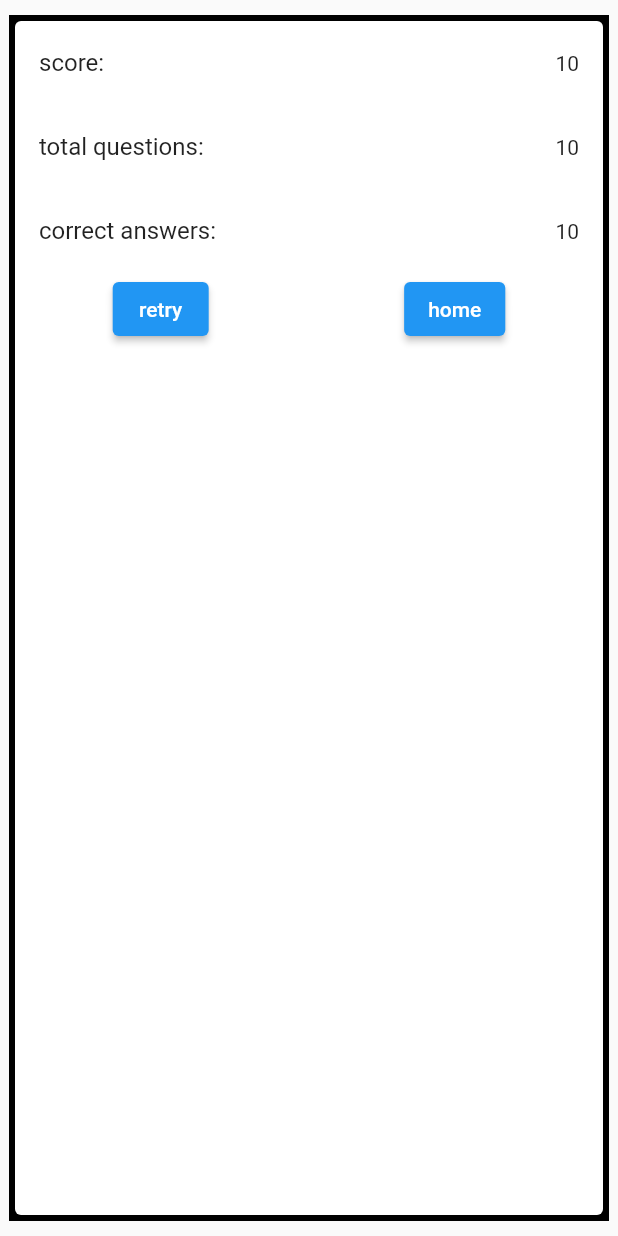
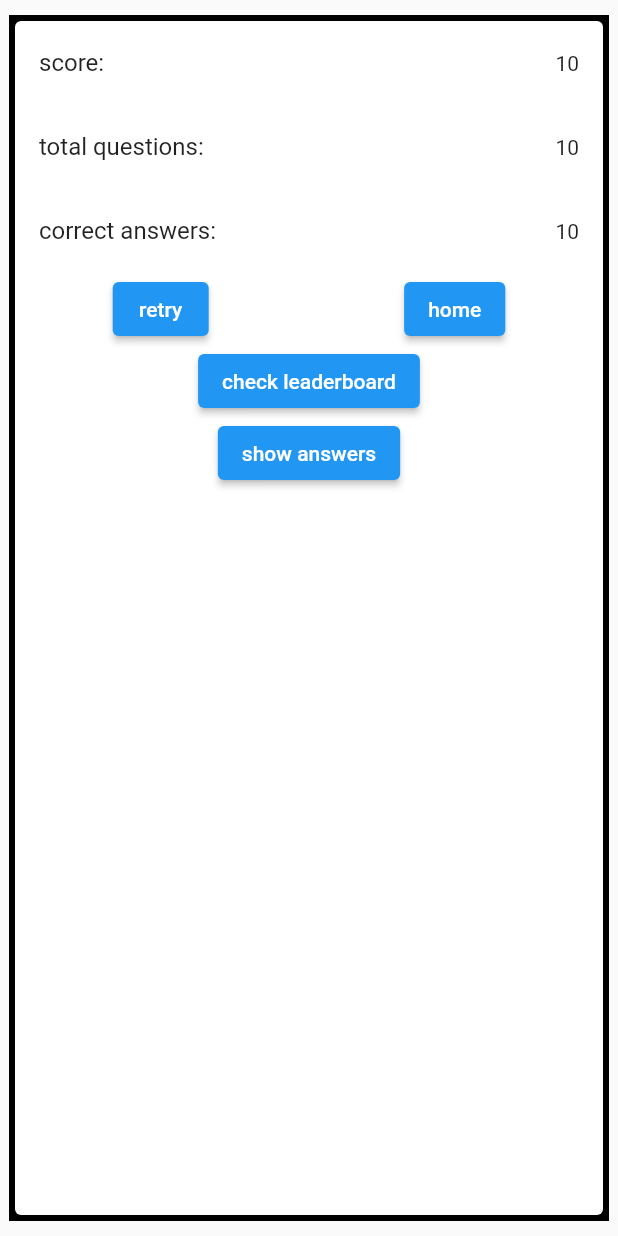
Before and after one commit to developermano/virtualtnpscexam, a Flutter app: the screen it shows after launch, on a phone screen of 412 x 824 dp. Run offline on Flutter 3.47's test engine with Material 2 defaults, Android fonts, the phone set to English and light mode, and no system bars.

Commit message:
sample result page is updated

```diff
--- a/lib/result.dart
+++ b/lib/result.dart
@@ -35,7 +35,10 @@ class _ResultpageState extends State<Resultpage> {
                   ElevatedButton(onPressed: () {}, child: Text("retry")),
                   ElevatedButton(onPressed: () {}, child: Text("home")),
                 ],
-              )
+              ),
+              ElevatedButton(
+                  onPressed: () {}, child: Text("check leaderboard")),
+              ElevatedButton(onPressed: () {}, child: Text("show answers")),
             ],
           ),
         ),
```
